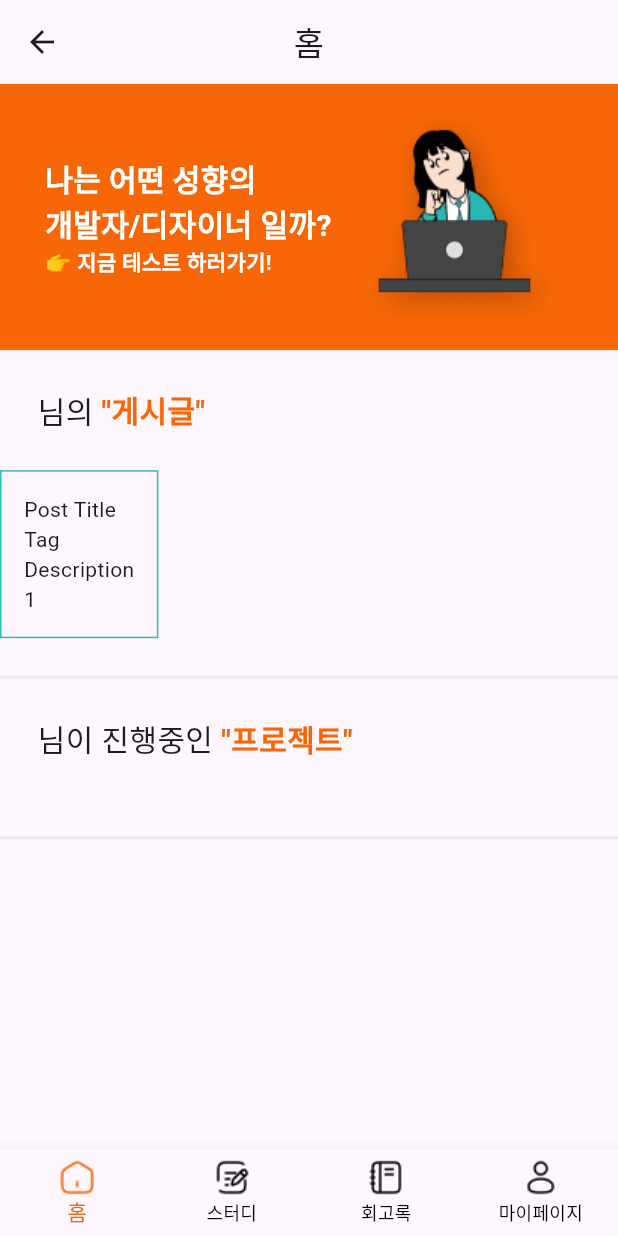
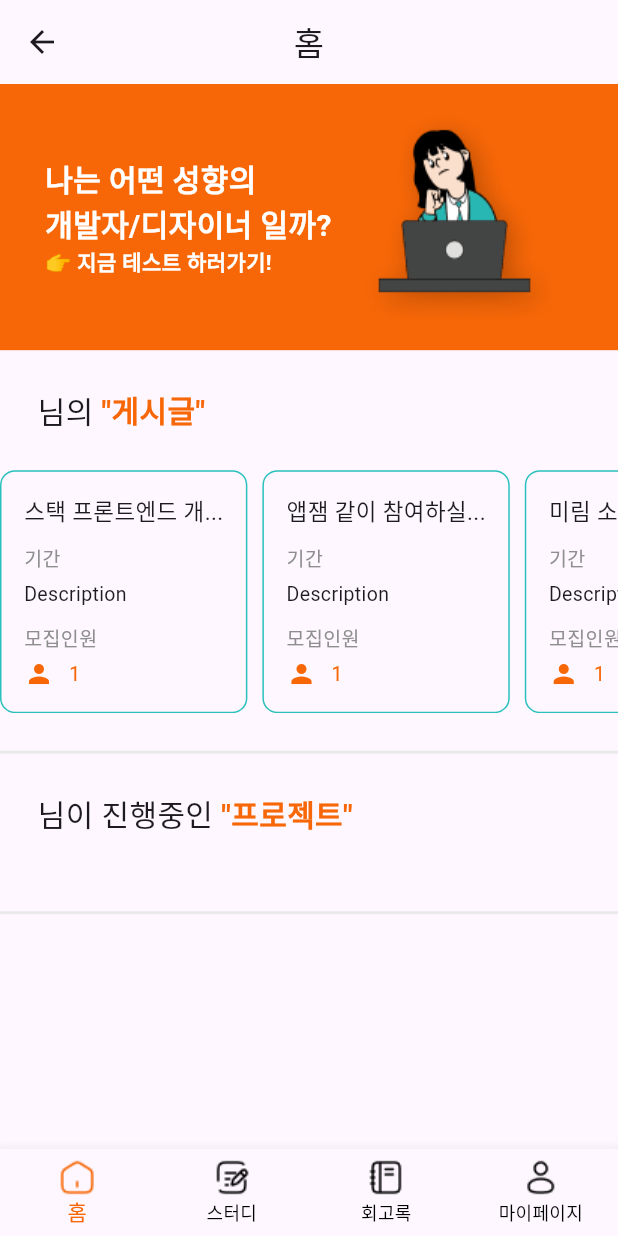
Before and after one commit to DreamOrReality/Dream-Or-Reality-Flutter, a Flutter app: the HomeScreen screen opened directly, on a phone screen of 412 x 824 dp. Run offline on Flutter 3.47's test engine with Material 3 defaults, Android fonts, the phone set to English and light mode, and no system bars; our stand-ins replace shared_preferences, table_calendar; accounts and stored records are empty.

Commit message:
style. 나의 게시글 스타일

```diff
--- a/lib/screens/home_screen.dart
+++ b/lib/screens/home_screen.dart
@@ -26,6 +26,7 @@ class _HomeScreenState extends State<HomeScreen> {
     _loadUserData();
   }
 
+  // 유저 데이터
   Future<void> _loadUserData() async {
     try {
       final prefs = await SharedPreferences.getInstance();
@@ -46,6 +47,7 @@ class _HomeScreenState extends State<HomeScreen> {
     }
   }
 
+  //프로젝트 정보 가져오기
   Future<void> _getProjects(int userId) async {
     try {
       final response = await http.post(
@@ -74,6 +76,7 @@ class _HomeScreenState extends State<HomeScreen> {
     }
   }
 
+  //날짜 데이터의 형태를 포맷해주는 메서드
   String formatDate(String date) {
     final DateTime parsedDate = DateTime.parse(date);
     final DateFormat formatter = DateFormat('yyyy년 MM월 dd일');
@@ -94,6 +97,7 @@ class _HomeScreenState extends State<HomeScreen> {
             buildTestBanner(context),
             buildMyPostTitle(context, _userName ?? 'Unknown'), // 로그인한 유저네임 불러오기
             // 나의 게시글
+            // 지안 여기 Description이라고 되어있는거 모집 기한? 그 날짜로 바꿔주라
             Container(
               padding: const EdgeInsets.only(bottom: 25.0),
               width: MediaQuery.of(context).size.width,
@@ -105,8 +109,14 @@ class _HomeScreenState extends State<HomeScreen> {
                 child: Row(
                   // 나의 게시글을 불러옴
                   children: [
-                    buildMyPost(context, "Post Title", "Tag", "Description", 1),
-                    const SizedBox(width: 10),
+                    buildMyPost(context, "스택 프론트엔드 개발자 구해요~", "Description", 1),
+                    SizedBox(width: 10),
+                    buildMyPost(context, "앱잼 같이 참여하실 분!", "Description", 1),
+                    SizedBox(width: 10),
+                    buildMyPost(context, "미림 소프트웨어 챌린지", "Description", 1),
+                    SizedBox(width: 10),
+                    buildMyPost(context, "미림 소프트웨어 챌린지", "Description", 1),
+                    SizedBox(width: 10),
                   ],
                 ),
               ),
@@ -217,18 +227,53 @@ Widget buildMyPostTitle(BuildContext context, String username) {
 }
 
 // 내가 작성한 포스트 컨테이너
-Widget buildMyPost(BuildContext context, String title, String tag,
-    String description, int people) {
+Widget buildMyPost(
+    BuildContext context, String title, String description, int people) {
   return Container(
     padding: const EdgeInsets.all(15.0),
-    decoration: BoxDecoration(border: Border.all(color: secondaryColor)),
+    decoration: BoxDecoration(
+      border: Border.all(color: secondaryColor),
+      borderRadius: BorderRadius.circular(10),
+    ),
     child: Column(
       crossAxisAlignment: CrossAxisAlignment.start,
       children: [
-        Text(title),
-        Text(tag),
-        Text(description),
-        Text(people.toString())
+        Text(
+          title.length > 10 ? '${title.substring(0, 10)}...' : title,
+          style: TextStyle(fontSize: 15),
+          overflow: TextOverflow.ellipsis,
+          maxLines: 1,
+        ),
+        SizedBox(height: 10),
+        Text(
+          "기간",
+          style: TextStyle(fontSize: 13, color: secondTextColor),
+        ),
+        SizedBox(height: 5),
+        Text(
+          description,
+          style: TextStyle(fontSize: 13),
+        ), // 모집 마감일로 바꿔주세요!!
+        SizedBox(height: 10),
+        Text(
+          "모집인원",
+          style: TextStyle(fontSize: 13, color: secondTextColor),
+        ),
+        SizedBox(height: 5),
+        Row(
+          children: [
+            Icon(
+              Icons.person,
+              size: 20,
+              color: primaryColor,
+            ),
+            SizedBox(width: 10),
+            Text(
+              people.toString(),
+              style: TextStyle(fontSize: 13, color: primaryColor),
+            )
+          ],
+        ),
       ],
     ),
   );
@@ -266,11 +311,11 @@ Widget buildMyProject(BuildContext context, String title, String date) {
         Text(
           title,
           style: TextStyle(
-              color: Colors.white, fontSize: 18, fontWeight: FontWeight.bold),
+              color: Colors.white, fontSize: 15, fontWeight: FontWeight.bold),
         ),
         Text(
           date,
-          style: TextStyle(color: Colors.white, fontSize: 18),
+          style: TextStyle(color: Colors.white, fontSize: 15),
         ),
       ],
     ),
```
